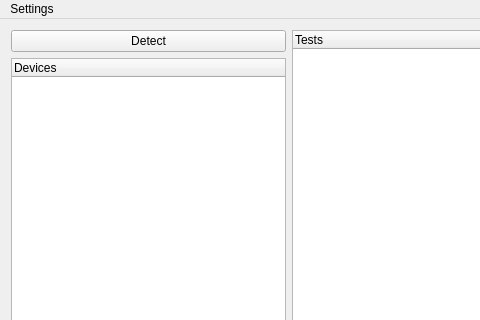
Old version of the form src/mainwindow.ui in the repository Crystal-Photonics/crystalTestFrameworkApp; both pictures show x 0 to 480 and y 0 to 320 of the 577 by 521 pixel window.
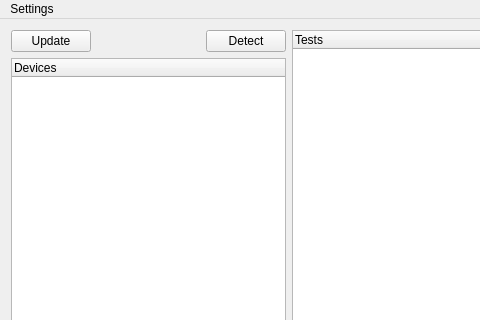
New version of the form.

Commit message: Trying to organize the communication device logic.

```diff
--- a/src/mainwindow.ui
+++ b/src/mainwindow.ui
@@ -14,15 +14,39 @@
    <string>MainWindow</string>
   </property>
   <widget class="QWidget" name="centralWidget">
-   <layout class="QHBoxLayout" name="horizontalLayout">
+   <layout class="QHBoxLayout" name="horizontalLayout_2">
     <item>
      <layout class="QVBoxLayout" name="verticalLayout_2">
       <item>
+       <layout class="QHBoxLayout" name="horizontalLayout">
+        <item>
+         <widget class="QPushButton" name="update_devices_list_button">
+          <property name="text">
+           <string>Update</string>
+          </property>
+         </widget>
+        </item>
+        <item>
+         <spacer name="horizontalSpacer">
+          <property name="orientation">
+           <enum>Qt::Horizontal</enum>
+          </property>
+          <property name="sizeHint" stdset="0">
+           <size>
+            <width>40</width>
+            <height>20</height>
+           </size>
+          </property>
+         </spacer>
+        </item>
+        <item>
        <widget class="QPushButton" name="device_detect_button">
         <property name="text">
          <string>Detect</string>
         </property>
        </widget>
+        </item>
+       </layout>
       </item>
       <item>
        <widget class="QTreeWidget" name="devices_list">
```
Lines whose indentation alone changed are shown as unchanged. The commit also changes 7 other files.
